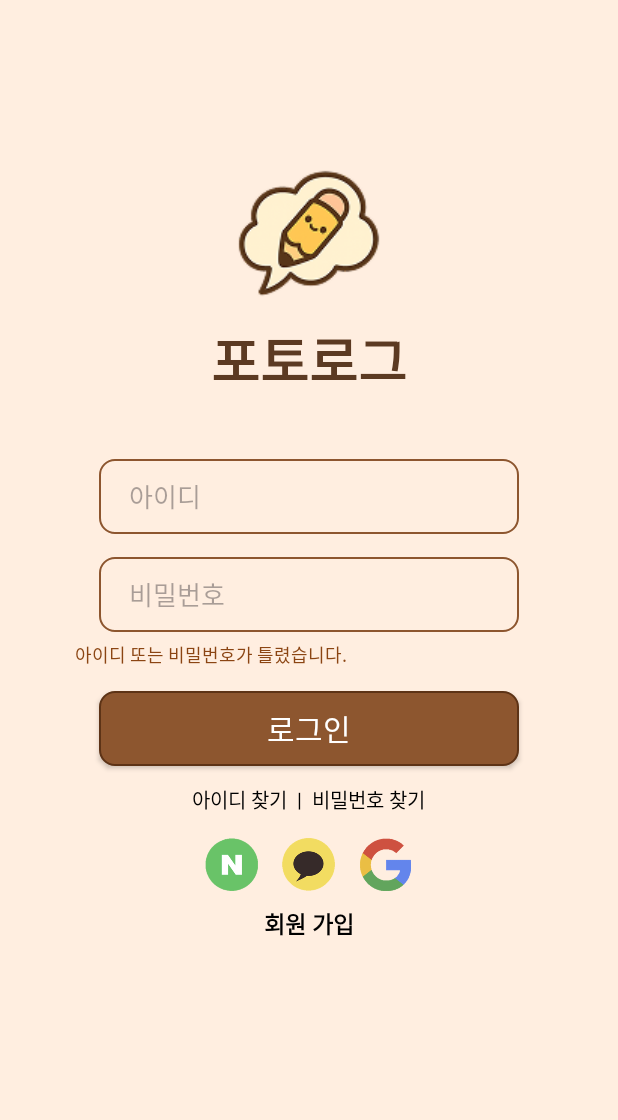
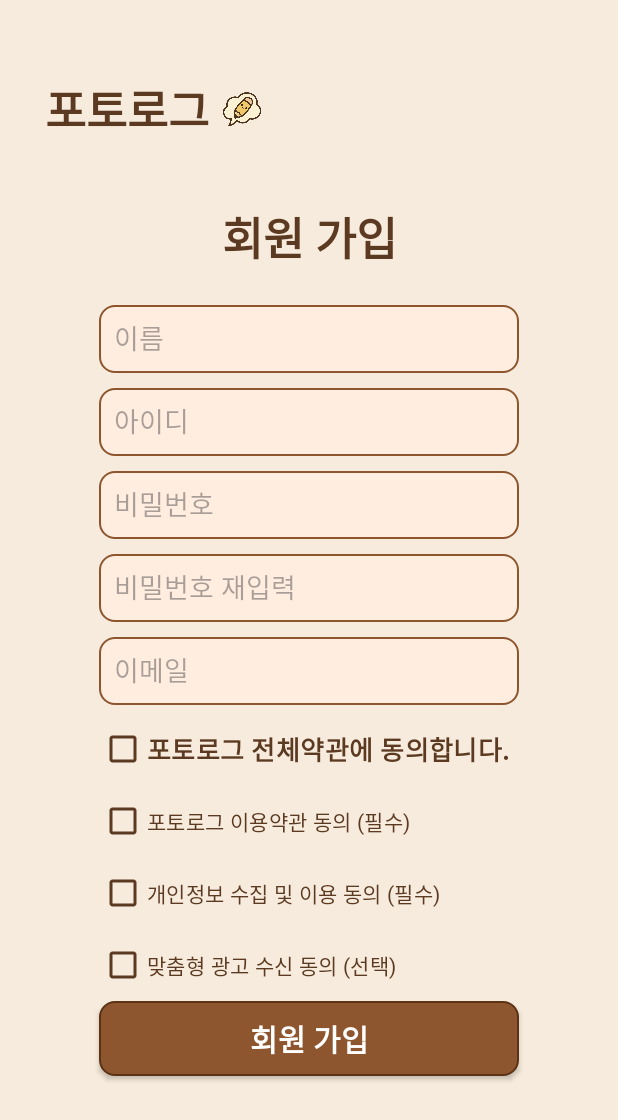
Before and after one commit to decembix/photolog, an Android app: the screen it shows after launch (LoginActivity before the commit, SignupActivity after it), after a tap on "회원 가입", on a phone screen of 412 x 824 dp. Shown: the top 1120 px of the screen. Run offline under Robolectric (Android 15) with nearby library versions, the phone set to English and light mode, and no system bars; 1 other tap on this screen came first.

Commit message:
덮어쓰기 위한 commit

```diff
--- a/app/src/main/AndroidManifest.xml
+++ b/app/src/main/AndroidManifest.xml
@@ -19,10 +19,10 @@
         android:label="@string/app_name"
         android:roundIcon="@mipmap/ic_launcher_round"
         android:supportsRtl="true"
-        android:theme="@style/Theme.Photolog_front">
+        android:theme="@style/Theme.Photolog">
 
         <!-- 회원가입 -->
-        <activity android:name=".JoinActivity"
+        <activity android:name=".SignupActivity"
             android:exported="false"/>
 
         <!-- 챗봇 -->
--- a/app/src/main/java/com/example/photolog_front/LoginActivity.java
+++ b/app/src/main/java/com/example/photolog_front/LoginActivity.java
@@ -24,7 +24,7 @@ public class LoginActivity extends AppCompatActivity {
 
         TextView joinText = findViewById(R.id.tvJoin); // '회원 가입' 텍스트뷰 id
         joinText.setOnClickListener(v -> {
-            Intent intent = new Intent(LoginActivity.this, JoinActivity.class);
+            Intent intent = new Intent(LoginActivity.this, SignupActivity.class);
             startActivity(intent);
         });
 
--- a/app/src/main/java/com/example/photolog_front/SignupActivity.java
+++ b/app/src/main/java/com/example/photolog_front/SignupActivity.java
@@ -1,4 +1,51 @@
 package com.example.photolog_front;
 
-public class SignupActivity {
+import android.content.Intent;
+import android.os.Bundle;
+import android.view.View;
+import android.widget.CheckBox;
+import android.widget.LinearLayout;
+
+import androidx.appcompat.app.AppCompatActivity;
+
+
+public class SignupActivity extends AppCompatActivity {
+    CheckBox chkAll, chkUse, chkPrivacy, chkAd;
+
+    @Override
+    protected void onCreate(Bundle savedInstanceState) {
+        super.onCreate(savedInstanceState);
+        setContentView(R.layout.activity_sign_up);
+
+        // 모두선택 구현
+        chkAll = findViewById(R.id.chkAll);
+        chkUse = findViewById(R.id.chkUse);
+        chkPrivacy = findViewById(R.id.chkPrivacy);
+        chkAd = findViewById(R.id.chkAd);
+
+
+        chkAll.setOnCheckedChangeListener((buttonView, isChecked) -> {
+            chkUse.setChecked(isChecked);
+            chkPrivacy.setChecked(isChecked);
+            chkAd.setChecked(isChecked);
+        });
+
+
+        chkUse.setOnCheckedChangeListener((buttonView, isChecked) -> updateAllChecked());
+        chkPrivacy.setOnCheckedChangeListener((buttonView, isChecked) -> updateAllChecked());
+        chkAd.setOnCheckedChangeListener((buttonView, isChecked) -> updateAllChecked());
+
+        // 🟤 포토로그 로고 클릭 시 로그인 화면 이동
+        LinearLayout logoLayout = findViewById(R.id.logoLayout);
+        logoLayout.setOnClickListener(v -> {
+            Intent intent = new Intent(SignupActivity.this, LoginActivity.class);
+            intent.addFlags(Intent.FLAG_ACTIVITY_CLEAR_TOP | Intent.FLAG_ACTIVITY_SINGLE_TOP);
+            startActivity(intent);
+        });
+    }
+
+    private void updateAllChecked() {
+        boolean allChecked = chkUse.isChecked() && chkPrivacy.isChecked() && chkAd.isChecked();
+        chkAll.setChecked(allChecked);
+    }
 }
--- a/app/src/main/res/color/checkbox_tint.xml
+++ b/app/src/main/res/color/checkbox_tint.xml
@@ -1,4 +1,7 @@
 <?xml version="1.0" encoding="utf-8"?>
 <selector xmlns:android="http://schemas.android.com/apk/res/android">
-
+    <!-- 체크된 상태 -->
+    <item android:color="#8C5A34" android:state_checked="true"/>
+    <!-- 기본 상태 -->
+    <item android:color="#5C3A22"/>
 </selector>
--- a/app/src/main/res/layout/activity_sign_up.xml
+++ b/app/src/main/res/layout/activity_sign_up.xml
@@ -1,5 +1,6 @@
 <?xml version="1.0" encoding="utf-8"?>
 <LinearLayout xmlns:android="http://schemas.android.com/apk/res/android"
+    xmlns:app="http://schemas.android.com/apk/res-auto"
     android:layout_width="match_parent"
     android:layout_height="match_parent"
     android:background="#F6EBDC"
@@ -8,9 +9,8 @@
     android:layout_gravity="center_horizontal"
     android:paddingTop="50dp">
 
-    <!-- 🟤 로고 클릭 영역 (왼쪽 정렬) -->
+    <!-- 로고 클릭 영역 (왼쪽 정렬) -->
     <LinearLayout
-
         android:id="@+id/logoLayout"
         android:layout_width="match_parent"
         android:layout_height="wrap_content"
@@ -108,7 +108,8 @@
         android:text="포토로그 전체약관에 동의합니다."
         android:textStyle="bold"
         android:textColor="#5C3A22"
-        android:textSize="17dp"
+        android:textSize="17sp"
+        app:buttonTint="@color/checkbox_tint"
         android:layout_marginTop="5dp"/>
 
     <!-- 개별 약관 -->
@@ -118,7 +119,8 @@
         android:layout_width="280dp"
         android:layout_height="wrap_content"
         android:text="포토로그 이용약관 동의 (필수)"
-        android:textColor="#5C3A22"/>
+        android:textColor="#5C3A22"
+        app:buttonTint="@color/checkbox_tint"/>
 
     <CheckBox
         android:id="@+id/chkPrivacy"
@@ -126,16 +128,17 @@
         android:layout_width="280dp"
         android:layout_height="wrap_content"
         android:text="개인정보 수집 및 이용 동의 (필수)"
-        android:textColor="#5C3A22"/>
+        android:textColor="#5C3A22"
+        app:buttonTint="@color/checkbox_tint"/>
 
     <CheckBox
-
         android:id="@+id/chkAd"
         android:layout_gravity="center_horizontal"
         android:layout_width="280dp"
         android:layout_height="wrap_content"
         android:text="맞춤형 광고 수신 동의 (선택)"
-        android:textColor="#5C3A22"/>
+        android:textColor="#5C3A22"
+        app:buttonTint="@color/checkbox_tint"/>
 
     <!-- 회원가입 버튼 -->
     <android.widget.Button
@@ -143,8 +146,10 @@
         android:layout_gravity="center_horizontal"
         android:layout_width="280dp"
         android:layout_height="50dp"
+
         android:background="@drawable/login_button_bg"
         android:text="회원 가입"
         android:textColor="#FFFFFF"
-        android:textSize="20dp" />
+        android:textSize="20sp"
+        android:textStyle="bold"/>
 </LinearLayout>
--- a/app/src/main/res/values-night/themes.xml
+++ b/app/src/main/res/values-night/themes.xml
@@ -1,7 +1,10 @@
 <resources xmlns:tools="http://schemas.android.com/tools">
     <!-- Base application theme. -->
-    <style name="Base.Theme.Photolog_front" parent="Theme.Material3.DayNight.NoActionBar">
-        <!-- Customize your dark theme here. -->
-        <!-- <item name="colorPrimary">@color/my_dark_primary</item> -->
+    <style name="Base.Theme.Photolog" parent="Theme.Material3.DayNight.NoActionBar">
+        <!-- Customize your light theme here. -->
+        <item name="android:fontFamily">@font/paperlogy_7</item>
+        <!-- <item name="colorPrimary">@color/my_light_primary</item> -->
     </style>
+
+    <style name="Theme.Photolog" parent="Base.Theme.Photolog" />
 </resources>
--- a/app/src/main/res/values/themes.xml
+++ b/app/src/main/res/values/themes.xml
@@ -1,9 +1,10 @@
 <resources xmlns:tools="http://schemas.android.com/tools">
     <!-- Base application theme. -->
-    <style name="Base.Theme.Photolog_front" parent="Theme.Material3.DayNight.NoActionBar">
+    <style name="Base.Theme.Photolog" parent="Theme.Material3.DayNight.NoActionBar">
         <!-- Customize your light theme here. -->
+        <item name="android:fontFamily">@font/paperlogy_7</item>
         <!-- <item name="colorPrimary">@color/my_light_primary</item> -->
     </style>
 
-    <style name="Theme.Photolog_front" parent="Base.Theme.Photolog_front" />
+    <style name="Theme.Photolog" parent="Base.Theme.Photolog" />
 </resources>
```
